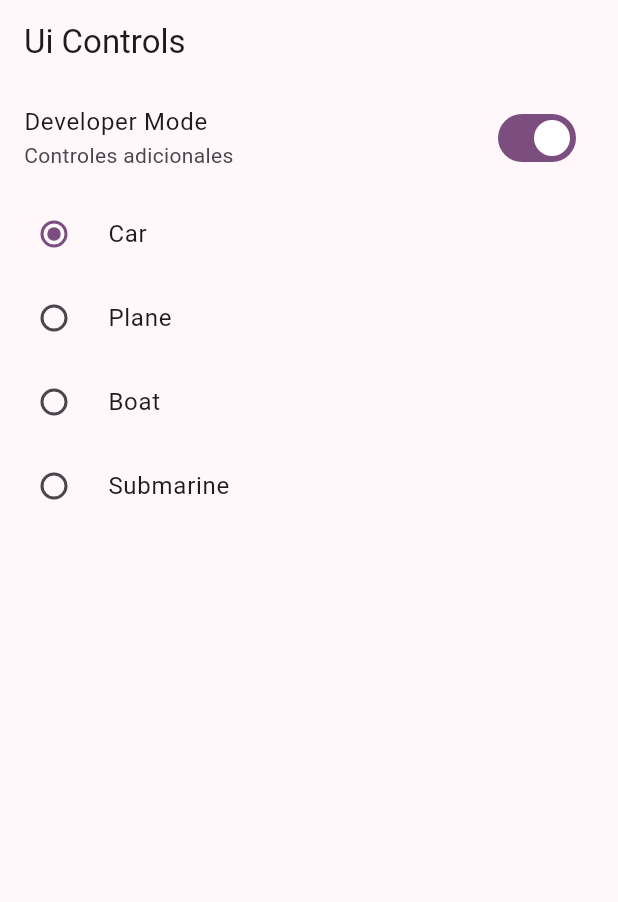
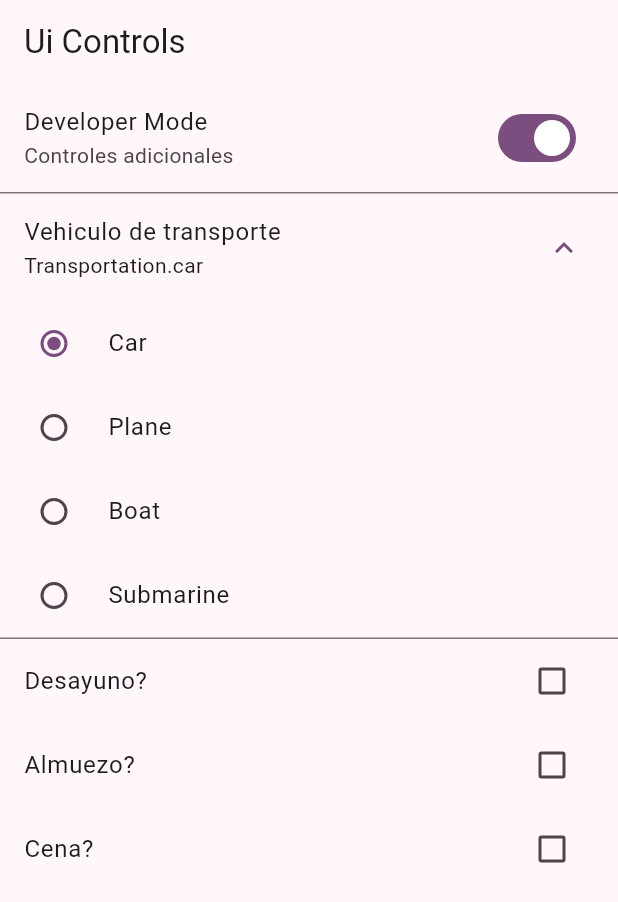
Before and after one commit to SValac/flutter_widgets_app, a Flutter app: the UiControlsScreen screen opened by its route, on a phone screen of 412 x 824 dp. Shown: the top 902 px of the screen. Run offline on Flutter 3.47's test engine with Material 3 defaults, Android fonts, the phone set to English and light mode, and no system bars; our stand-ins replace go_router.

Commit message:
feat: enhance UiControlsScreen with meal preference checkboxes and transportation selection

```diff
--- a/lib/presentation/screens/ui_controls/ui_controls_screen.dart
+++ b/lib/presentation/screens/ui_controls/ui_controls_screen.dart
@@ -26,6 +26,9 @@ enum Transportation { car, plane, boat, submarine }
 class _UiControlsViewState extends State<_UiControlsView> {
   bool developerMode = true;
   Transportation selectedTransportation = Transportation.car;
+  bool wantsBreakfast = false;
+  bool wantsDinner = false;
+  bool wantsLunch = false;
 
   @override
   Widget build(BuildContext context) {
@@ -40,6 +43,11 @@ class _UiControlsViewState extends State<_UiControlsView> {
             developerMode = !developerMode;
           }),
         ),
+        ExpansionTile(
+          title: const Text('Vehiculo de transporte'),
+          subtitle: Text('$selectedTransportation'),
+          initiallyExpanded: true,
+          children: [
             RadioListTile(
               title: Text('Car'),
               value: Transportation.car,
@@ -73,6 +81,30 @@ class _UiControlsViewState extends State<_UiControlsView> {
               }),
             ),
           ],
+        ),
+
+        CheckboxListTile(
+          title: const Text('Desayuno?'),
+          value: wantsBreakfast,
+          onChanged: (value) => setState(() {
+            wantsBreakfast = !wantsBreakfast;
+          }),
+        ),
+        CheckboxListTile(
+          title: const Text('Almuezo?'),
+          value: wantsLunch,
+          onChanged: (value) => setState(() {
+            wantsLunch = !wantsLunch;
+          }),
+        ),
+        CheckboxListTile(
+          title: const Text('Cena?'),
+          value: wantsDinner,
+          onChanged: (value) => setState(() {
+            wantsDinner = !wantsDinner;
+          }),
+        ),
+      ],
     );
   }
 }
```
Lines whose indentation alone changed are shown as unchanged.
